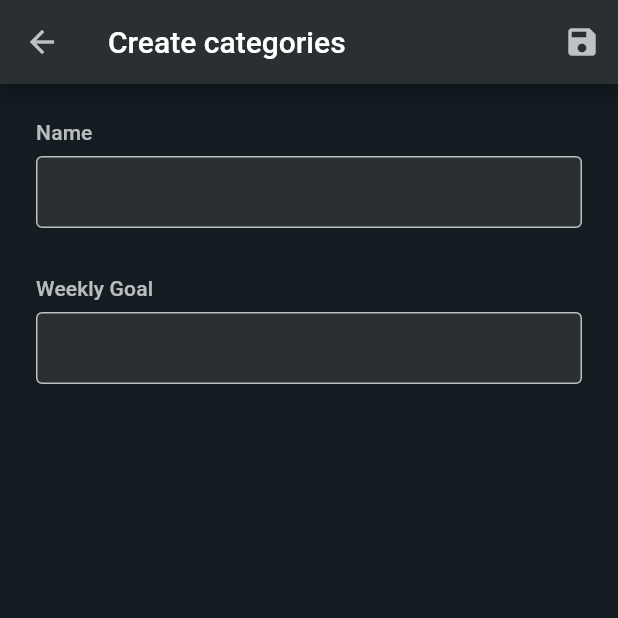
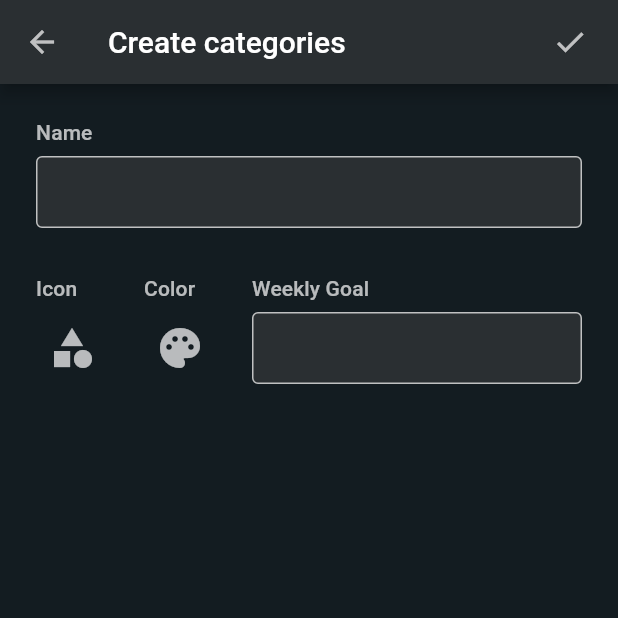
Before and after one commit to felipemvitor/time-tracker-app, a Flutter app: the CreateCategoriesScreen screen opened by its route, on a phone screen of 412 x 824 dp, the top half of it. Run offline on Flutter 3.47's test engine with Material 2 defaults, Android fonts, the phone set to English and light mode, and no system bars.

Commit message:
Added Weekly goals.

```diff
--- a/lib/components/text/EditText.dart
+++ b/lib/components/text/EditText.dart
@@ -1,4 +1,5 @@
 import 'package:flutter/material.dart';
+import 'package:time_tracker_flutter_app/components/text/Label.dart';
 
 import '../../styles/ProjectColors.dart';
 
@@ -24,7 +25,7 @@ class EditText extends StatelessWidget {
       child: Column(
         crossAxisAlignment: CrossAxisAlignment.start,
         children: [
-          Text(label, style: Theme.of(context).textTheme.subtitle2),
+          Label(label),
           Container(
             margin: EdgeInsets.only(top: 8),
             child: TextField(
--- /dev/null
+++ b/lib/components/text/Label.dart
@@ -0,0 +1,14 @@
+import 'package:flutter/material.dart';
+
+class Label extends StatelessWidget {
+  final String text;
+
+  Label(this.text);
+
+  @override
+  Widget build(BuildContext context) {
+    return Container(
+      child: Text(text, style: Theme.of(context).textTheme.subtitle2),
+    );
+  }
+}
--- a/lib/model/Category.dart
+++ b/lib/model/Category.dart
@@ -4,19 +4,17 @@ class Category {
   int id;
   String name;
   int weeklyGoal;
-  double wowGoalMultiplier;
   CategoryIcon icon;
 
-  Category(
-      this.id, this.name, this.weeklyGoal, this.wowGoalMultiplier, this.icon);
+  Category(this.id, this.name, this.weeklyGoal, this.icon);
 
   @override
   String toString() {
-    return '{id: $id, name: $name, weeklyGoal: $weeklyGoal, wowGoalMultiplier: $wowGoalMultiplier}';
+    return '{id: $id, name: $name, weeklyGoal: $weeklyGoal}';
   }
 
   factory Category.fromJson(dynamic json) {
     return Category(json['id'], json['name'], json['weeklyGoal'],
-        json['wowGoalMultiplier'], CategoryIcon.getElementAt(json['icon']));
+        CategoryIcon.getElementAt(json['icon']));
   }
 }
--- a/lib/screens/categories/CreateCategoriesScreen.dart
+++ b/lib/screens/categories/CreateCategoriesScreen.dart
@@ -1,4 +1,7 @@
 import 'package:flutter/material.dart';
+import 'package:flutter/services.dart';
+import 'package:time_tracker_flutter_app/components/text/Label.dart';
+import 'package:time_tracker_flutter_app/styles/Dimensions.dart';
 
 import '../../components/text/EditText.dart';
 import '../../model/Category.dart';
@@ -20,6 +23,11 @@ class _CreateCategoriesScreenState extends State<CreateCategoriesScreen> {
     final String title =
         category == null ? 'Create categories' : 'Edit categories';
 
+    final Size size = MediaQuery.of(context).size;
+    final screenPadding = 24;
+    final paddingBetweenButtons = 24.0;
+    final iconsWidth = 48;
+
     Function setName = (name) => setState(() => _name = name);
     Function setGoal = (goal) => setState(() => _goal = goal);
 
@@ -33,9 +41,17 @@ class _CreateCategoriesScreenState extends State<CreateCategoriesScreen> {
           },
         ),
         actions: [
-          IconButton(
-            icon: Icon(Icons.save, color: ProjectColors.white2),
-            onPressed: () {},
+          if (category != null)
+            IconButton(
+              icon: Icon(Icons.delete, color: ProjectColors.white2),
+              onPressed: () {},
+            ),
+          Padding(
+            padding: const EdgeInsets.only(right: 8.0),
+            child: IconButton(
+              icon: Icon(Icons.check, color: ProjectColors.white2),
+              onPressed: () {},
+            ),
           )
         ],
       ),
@@ -44,10 +60,68 @@ class _CreateCategoriesScreenState extends State<CreateCategoriesScreen> {
         child: Column(
           children: [
             EditText('Name', onChanged: setName),
-            EditText(
-              'Weekly Goal',
-              margin: EdgeInsets.only(top: 32.0),
-              onChanged: setGoal,
+            Container(
+              child: Row(
+                crossAxisAlignment: CrossAxisAlignment.end,
+                mainAxisAlignment: MainAxisAlignment.spaceBetween,
+                children: [
+                  Column(
+                    crossAxisAlignment: CrossAxisAlignment.start,
+                    children: [
+                      Label('Icon'),
+                      Container(
+                        margin: EdgeInsets.only(top: 8),
+                        child: InkWell(
+                          onTap: () {},
+                          borderRadius: BorderRadius.all(Radius.circular(4)),
+                          splashColor: Colors.black12,
+                          child: Padding(
+                            padding: const EdgeInsets.all(8.0),
+                            child: Icon(
+                              Icons.category,
+                              color: Colors.white70,
+                              size: 32,
+                            ),
+                          ),
+                        ),
+                      ),
+                    ],
+                  ),
+                  Column(
+                    crossAxisAlignment: CrossAxisAlignment.start,
+                    children: [
+                      Label('Color'),
+                      Container(
+                        margin: EdgeInsets.only(top: 8),
+                        child: InkWell(
+                          onTap: () {},
+                          borderRadius: BorderRadius.all(Radius.circular(4)),
+                          splashColor: Colors.black12,
+                          child: Padding(
+                            padding: const EdgeInsets.all(8.0),
+                            child: Icon(
+                              Icons.palette,
+                              color: Colors.white70,
+                              size: 32,
+                            ),
+                          ),
+                        ),
+                      ),
+                    ],
+                  ),
+                  SizedBox(
+                    width: size.width -
+                        2 * screenPadding -
+                        2 * iconsWidth -
+                        2 * paddingBetweenButtons,
+                    child: EditText(
+                      'Weekly Goal',
+                      margin: EdgeInsets.only(top: 32.0),
+                      onChanged: setGoal,
+                    ),
+                  ),
+                ],
+              ),
             ),
           ],
         ),
```
